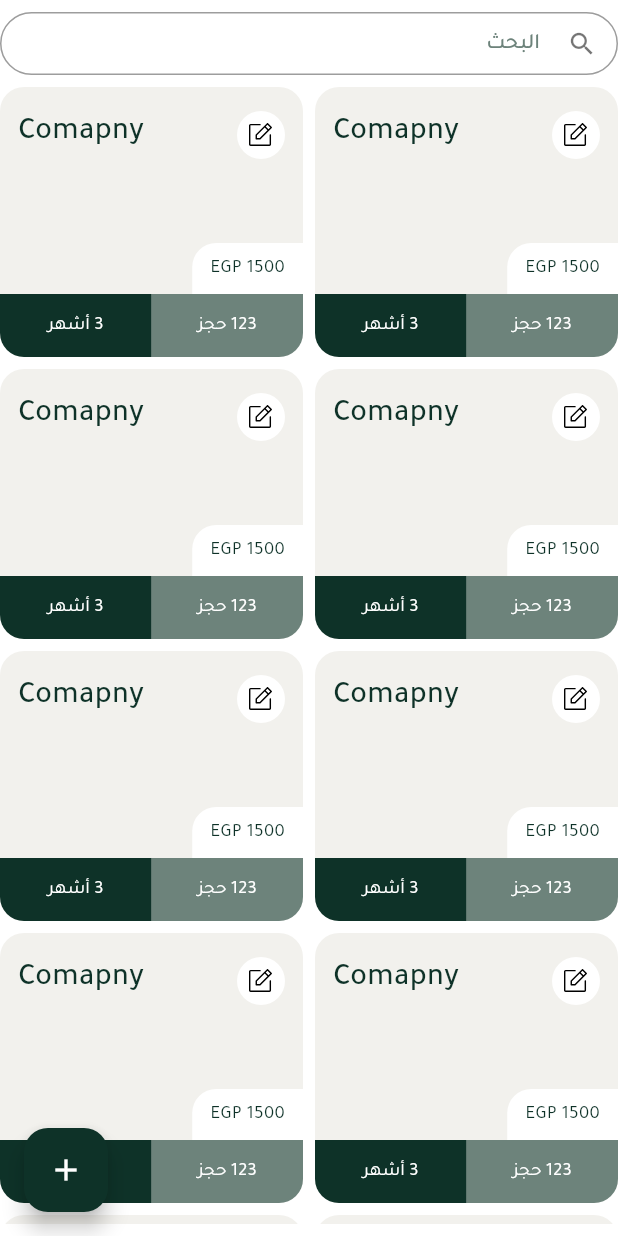
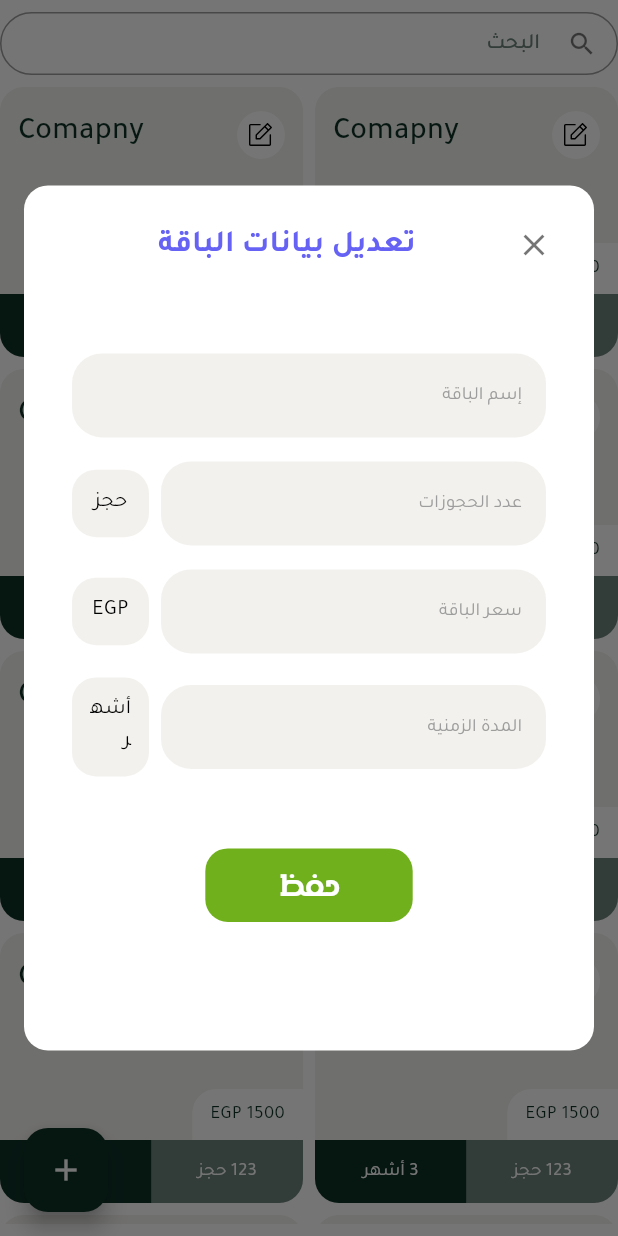
Before and after one commit to Mahmoud-Adel-Ali/Lockers_Admin_Dashboard, a Flutter app: the AgreementsView screen opened directly, after a tap on an icon or button, on a phone screen of 412 x 824 dp. Run offline on Flutter 3.47's test engine with Material 3 defaults, Android fonts, the phone set to English and light mode, and no system bars; our stand-ins replace awesome_dialog, flutter_svg, lottie, modal_progress_hud_nsn, percent_indicator, pinput; missing offline and left inert: bitsdojo_window.

Commit message:
edit agreement dialog

```diff
--- a/lib/features/agreements/presentation/views/widgets/agreement_card.dart
+++ b/lib/features/agreements/presentation/views/widgets/agreement_card.dart
@@ -4,6 +4,7 @@ import 'package:flutter_svg/svg.dart';
 import '../../../../../core/utils/app_colors.dart';
 import '../../../../../core/utils/app_text_styles.dart';
 import '../../../../../core/utils/assets.dart';
+import 'edit_agreement_dialog.dart';
 
 class AgreementCard extends StatelessWidget {
   const AgreementCard({super.key});
@@ -26,7 +27,7 @@ class AgreementCard extends StatelessWidget {
                 crossAxisAlignment: CrossAxisAlignment.start,
                 children: [
                   InkWell(
-                    onTap: () {},
+                    onTap: () => editAgreementDialog(context),
                     child: Container(
                       padding: const EdgeInsets.all(8),
                       decoration: BoxDecoration(
--- /dev/null
+++ b/lib/features/agreements/presentation/views/widgets/edit_agreement_dialog.dart
@@ -0,0 +1,87 @@
+import 'package:flutter/material.dart';
+
+import '../../../../../../core/utils/size_config.dart';
+import '../../../../../../core/widgets/custom_dialog.dart';
+import '../../../../../core/widgets/custom_button.dart';
+import '../../../../../core/widgets/custom_text_form_field.dart';
+import '../../../../../core/widgets/dialog_helper.dart';
+import 'white_grey_container.dart';
+
+Future<dynamic> editAgreementDialog(BuildContext context) {
+  return showDialog(
+    context: context,
+    builder: (context) {
+      return CustomDialog(
+        title: 'تعديل بيانات الباقة',
+        constraints: BoxConstraints(
+          maxWidth: 500,
+          maxHeight: SizeConfig.height * 0.7,
+        ),
+        child: const EditAgreementForm(),
+      );
+    },
+  );
+}
+
+class EditAgreementForm extends StatelessWidget {
+  const EditAgreementForm({super.key});
+
+  @override
+  Widget build(BuildContext context) {
+    return Form(
+      child: Padding(
+        padding: const EdgeInsets.all(16.0),
+        child: Column(
+          spacing: 16,
+          children: [
+            const SizedBox(),
+            CustomTextFormField(hintText: 'إسم الباقة'),
+            Row(
+              spacing: 8,
+              children: [
+                Expanded(
+                  flex: 5,
+                  child: CustomTextFormField(hintText: 'عدد الحجوزات'),
+                ),
+                Expanded(child: WhiteGreyContainer(text: 'حجز')),
+              ],
+            ),
+            Row(
+              spacing: 8,
+              children: [
+                Expanded(
+                  flex: 5,
+                  child: CustomTextFormField(hintText: 'سعر الباقة'),
+                ),
+                Expanded(child: WhiteGreyContainer(text: 'EGP')),
+              ],
+            ),
+            Row(
+              spacing: 8,
+              children: [
+                Expanded(
+                  flex: 5,
+                  child: CustomTextFormField(hintText: 'المدة الزمنية'),
+                ),
+                Expanded(child: WhiteGreyContainer(text: 'أشهر')),
+              ],
+            ),
+
+            SizedBox(height: 16),
+            CustomButton(
+              text: 'حفظ',
+              onPressed: () {
+                Navigator.pop(context);
+                DialogHelper.showSuccessDialog(
+                  context,
+                  title: 'تم',
+                  desc: 'تم تعديل بيانات الباقة بنجاح',
+                );
+              },
+            ),
+          ],
+        ),
+      ),
+    );
+  }
+}
```
